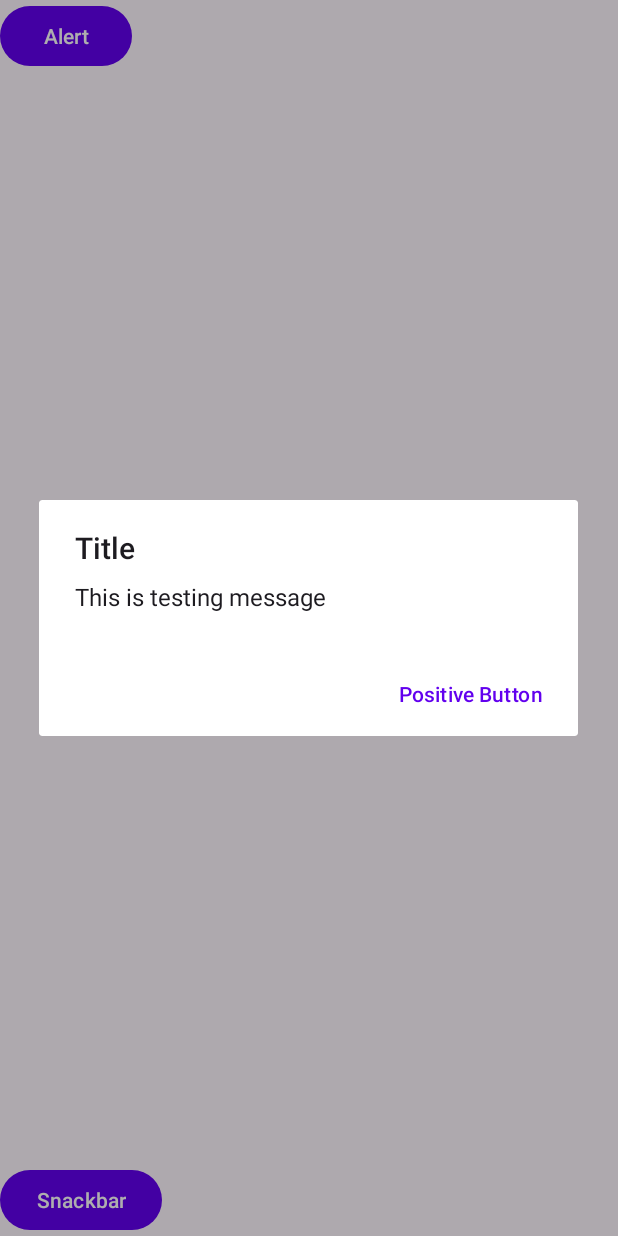
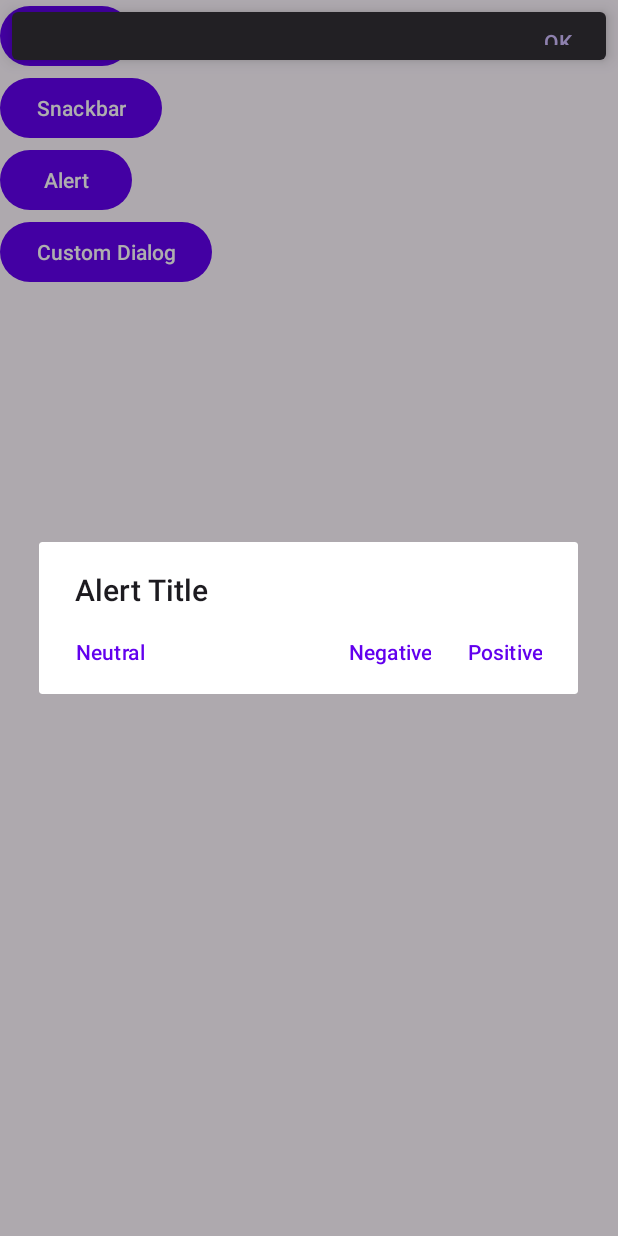
Before and after one commit to amanpreeto7/KotlinJuneBatch, an Android app: the screen it shows after launch (RelativeActivity before the commit, AlertDialogActivity after it), after a tap on "Alert", on a phone screen of 412 x 824 dp. Run offline under Robolectric (Android 15) with nearby library versions, the phone set to English and light mode, and no system bars; 1 other tap on this screen came first.

Commit message:
Toast, alert dialog, snackbar and custom dialog

```diff
--- /dev/null
+++ b/app/src/main/java/com/o7solutions/kotlinjunebatch/AlertDialogActivity.kt
@@ -0,0 +1,59 @@
+package com.o7solutions.kotlinjunebatch
+
+import android.app.Dialog
+import androidx.appcompat.app.AppCompatActivity
+import android.os.Bundle
+import android.widget.Button
+import android.widget.Toast
+import androidx.appcompat.app.AlertDialog
+import com.google.android.material.snackbar.Snackbar
+
+class AlertDialogActivity : AppCompatActivity() {
+
+    lateinit var btnSnackbar : Button
+    lateinit var btnAlert : Button
+    lateinit var btnCustomAlert : Button
+    override fun onCreate(savedInstanceState: Bundle?) {
+        super.onCreate(savedInstanceState)
+        setContentView(R.layout.activity_alert_dialog)
+
+        btnSnackbar = findViewById(R.id.btnSnackBar)
+        btnAlert = findViewById(R.id.btnAlert)
+        btnCustomAlert = findViewById(R.id.btnCustomAlert)
+
+        btnSnackbar.setOnClickListener {
+            var snackbar =
+                Snackbar.make(btnSnackbar, "This is snackbar", Snackbar.LENGTH_INDEFINITE)
+            snackbar.setAnchorView(R.id.btnSnackBar)
+            snackbar.setAction("OK") {
+                Toast.makeText(this, "Snackbar Ok Clicked", Toast.LENGTH_LONG).show()
+            }
+            snackbar.show()
+        }
+
+        btnAlert.setOnClickListener {
+            AlertDialog.Builder(this)
+                .setTitle("Alert Title")
+                .setPositiveButton("Positive"){_,_->
+                    Toast.makeText(this, "This is Positive Button", Toast.LENGTH_LONG).show()
+                }
+                .setNegativeButton("Negative"){_,_->
+                    Toast.makeText(this, "This is Negative Button", Toast.LENGTH_LONG).show()
+                }
+                .setNeutralButton("Neutral"){_,_->
+                    Toast.makeText(this, "This is Neutral Button", Toast.LENGTH_LONG).show()
+                }
+                .show()
+        }
+
+        btnCustomAlert.setOnClickListener {
+           var dialog = Dialog(this@AlertDialogActivity)
+            dialog.setContentView(R.layout.custom_dialog)
+            dialog.show()
+            var btnSet = dialog.findViewById<Button>(R.id.btnSet)
+            btnSet.setOnClickListener {
+                dialog.dismiss()
+            }
+        }
+    }
+}
--- a/app/src/main/java/com/o7solutions/kotlinjunebatch/RelativeActivity.kt
+++ b/app/src/main/java/com/o7solutions/kotlinjunebatch/RelativeActivity.kt
@@ -4,6 +4,7 @@ import androidx.appcompat.app.AppCompatActivity
 import android.os.Bundle
 import android.widget.Button
 import android.widget.TextView
+import android.widget.Toast
 import androidx.appcompat.app.AlertDialog
 import com.google.android.material.snackbar.Snackbar
 
@@ -13,9 +14,7 @@ class RelativeActivity : AppCompatActivity() {
     lateinit var btnAdd : Button
     lateinit var btnMultiply : Button
     lateinit var btnDivide : Button
-    lateinit var btnSnackbar : Button
     lateinit var tvNumber : TextView
-    lateinit var btnAlert : Button
     var number = 0
 
     override fun onCreate(savedInstanceState: Bundle?) {
@@ -27,8 +26,6 @@ class RelativeActivity : AppCompatActivity() {
         btnMultiply = findViewById(R.id.btnMultiply)
         btnDivide = findViewById(R.id.btnDivide)
         tvNumber = findViewById(R.id.tvNumber)
-        btnSnackbar = findViewById(R.id.btnSnackbar)
-        btnAlert = findViewById(R.id.btnAlert)
 
         tvNumber.text = number.toString()
 
@@ -36,27 +33,5 @@ class RelativeActivity : AppCompatActivity() {
             number += 2
             tvNumber.text = number.toString()
         }
-
-        btnSnackbar.setOnClickListener {
-            var snackbar =
-                Snackbar.make(btnSnackbar, "This is snackbar", Snackbar.LENGTH_INDEFINITE)
-            snackbar.setAnchorView(R.id.btnSnackbar)
-            snackbar.setAction("OK") {
-                number += 2
-                tvNumber.text = number.toString()
-            }
-            snackbar.show()
-        }
-
-        btnAlert.setOnClickListener {
-            AlertDialog.Builder(this)
-                .setTitle(resources.getString(R.string.title))
-                .setMessage("This is testing message")
-                .setCancelable(false)
-                .setPositiveButton(resources.getString(R.string.positive_button), {_,_->
-
-                })
-                .show()
-        }
     }
 }
--- /dev/null
+++ b/app/src/main/res/layout/activity_alert_dialog.xml
@@ -0,0 +1,31 @@
+<?xml version="1.0" encoding="utf-8"?>
+<LinearLayout xmlns:android="http://schemas.android.com/apk/res/android"
+    xmlns:app="http://schemas.android.com/apk/res-auto"
+    xmlns:tools="http://schemas.android.com/tools"
+    android:layout_width="match_parent"
+    android:layout_height="match_parent"
+    android:orientation="vertical"
+    tools:context=".AlertDialogActivity">
+
+    <Button
+        android:layout_width="wrap_content"
+        android:layout_height="wrap_content"
+        android:id="@+id/btnToast"
+        android:text="@string/toast"/>
+    <Button
+        android:layout_width="wrap_content"
+        android:layout_height="wrap_content"
+        android:id="@+id/btnSnackBar"
+        android:text="@string/snackbar"/>
+    <Button
+        android:layout_width="wrap_content"
+        android:layout_height="wrap_content"
+        android:id="@+id/btnAlert"
+        android:text="@string/alert"/>
+    <Button
+        android:layout_width="wrap_content"
+        android:layout_height="wrap_content"
+        android:id="@+id/btnCustomAlert"
+        android:text="@string/custom_dialog"/>
+
+</LinearLayout>
--- a/app/src/main/res/layout/activity_relative.xml
+++ b/app/src/main/res/layout/activity_relative.xml
@@ -6,7 +6,14 @@
         android:layout_width="wrap_content"
         android:layout_height="wrap_content"
         android:id="@+id/btnAlert"
+        android:visibility="gone"
         android:text="@string/alert"/>
+
+    <TextView
+        android:layout_width="wrap_content"
+        android:layout_height="wrap_content"
+        android:drawableTop="@drawable/ic_star"
+        android:text="@string/settings"/>
 
     <Button
         android:id="@+id/btnMultiply"
@@ -62,11 +69,4 @@
         android:layout_centerHorizontal="true"
         android:layout_below="@+id/tvNumber"/>
 
-
-    <Button
-        android:layout_width="wrap_content"
-        android:layout_height="wrap_content"
-        android:text="@string/snackbar"
-        android:id="@+id/btnSnackbar"
-        android:layout_alignParentBottom="true"/>
 </RelativeLayout>
--- a/app/src/main/res/values/strings.xml
+++ b/app/src/main/res/values/strings.xml
@@ -26,4 +26,9 @@
     <string name="alert">Alert</string>
     <string name="title">Title</string>
     <string name="positive_button">Positive Button</string>
+    <string name="toast">Toast</string>
+    <string name="custom_dialog">Custom Dialog</string>
+    <string name="enter_your_name">Enter your name</string>
+    <string name="cancel">Cancel</string>
+    <string name="set">Set</string>
 </resources>
```
Also changed, not shown: app/src/main/AndroidManifest.xml (+8 -4 lines), app/src/main/res/layout/custom_dialog.xml (added, +51 -0 lines).
